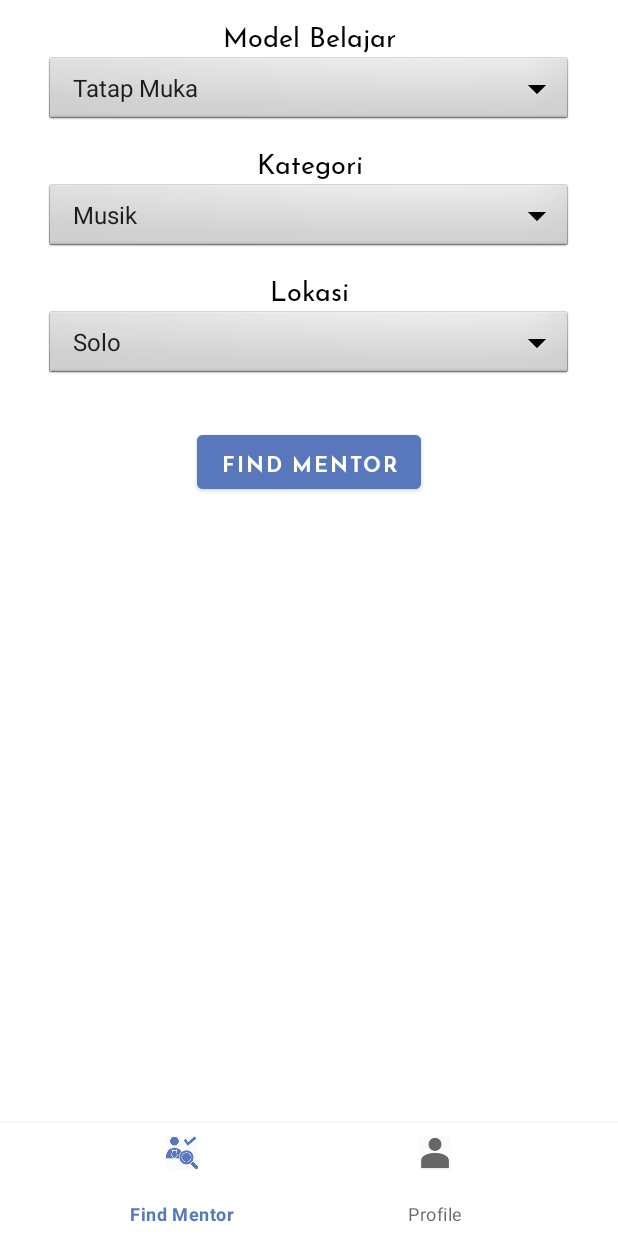
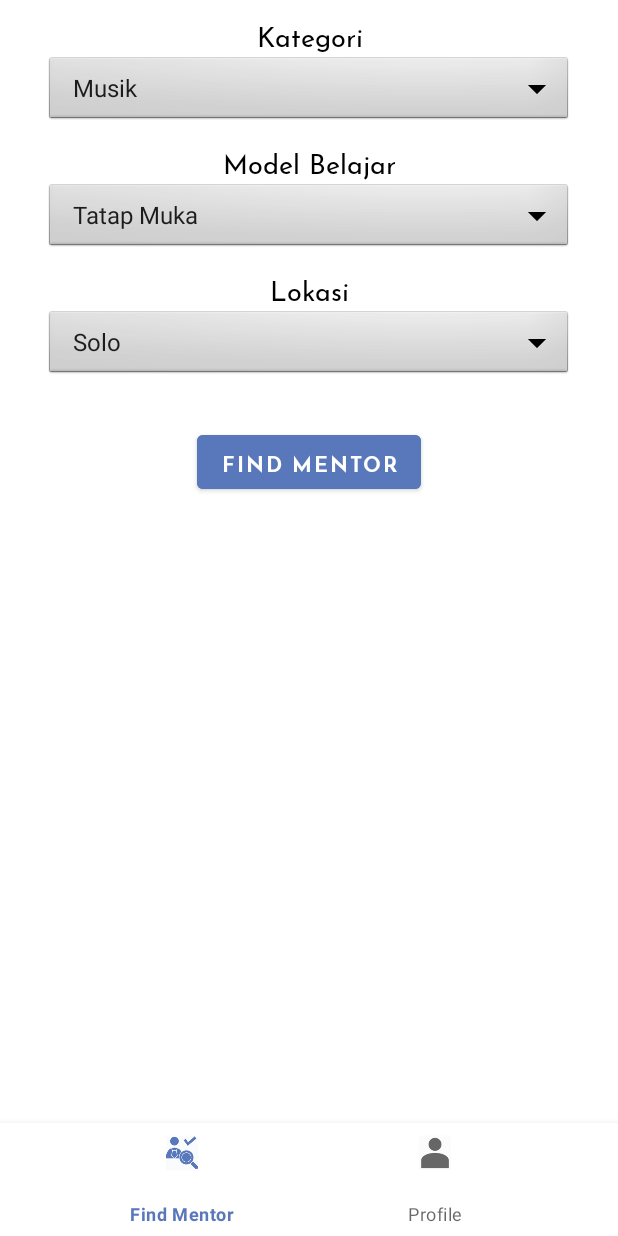
Before and after one commit to astikaist/ScholaEdu, an Android app: the fragment mentor_minat placed in its activity, on a phone screen of 412 x 824 dp. Run offline under Robolectric (Android 15) with nearby library versions, the phone set to English and light mode, and no system bars; our stand-ins replace navigation-ui.

```diff
--- a/app/src/main/res/layout/mentor_minat.xml
+++ b/app/src/main/res/layout/mentor_minat.xml
@@ -11,6 +11,33 @@
         android:orientation="vertical"
         app:layout_constraintTop_toTopOf="parent"
         android:layout_marginTop="10dp">
+
+        <LinearLayout
+            android:id="@+id/linearLayout6"
+            android:layout_width="match_parent"
+            android:layout_height="wrap_content"
+            android:layout_marginBottom="10dp"
+            android:orientation="vertical"
+            android:paddingLeft="30dp"
+            android:paddingRight="30dp">
+
+            <TextView
+                android:id="@+id/kategori"
+                android:layout_width="match_parent"
+                android:layout_height="wrap_content"
+                android:fontFamily="@font/josefin_sans_regular"
+                android:text="Kategori"
+                android:textAlignment="center"
+                android:textColor="#000"
+                android:textSize="18dp" />
+
+            <Spinner
+                android:id="@+id/spinner_kategori"
+                android:layout_width="match_parent"
+                android:layout_height="wrap_content"
+                android:background="@android:drawable/btn_dropdown"
+                android:spinnerMode="dropdown" />
+        </LinearLayout>
 
         <LinearLayout
             android:layout_width="match_parent"
@@ -37,33 +64,6 @@
                 android:background="@android:drawable/btn_dropdown"
                 android:spinnerMode="dropdown" />
 
-        </LinearLayout>
-
-        <LinearLayout
-            android:id="@+id/linearLayout6"
-            android:layout_width="match_parent"
-            android:layout_height="wrap_content"
-            android:layout_marginBottom="10dp"
-            android:orientation="vertical"
-            android:paddingLeft="30dp"
-            android:paddingRight="30dp">
-
-            <TextView
-                android:id="@+id/kategori"
-                android:layout_width="match_parent"
-                android:layout_height="wrap_content"
-                android:fontFamily="@font/josefin_sans_regular"
-                android:text="Kategori"
-                android:textAlignment="center"
-                android:textColor="#000"
-                android:textSize="18dp" />
-
-            <Spinner
-                android:id="@+id/spinner_kategori"
-                android:layout_width="match_parent"
-                android:layout_height="wrap_content"
-                android:background="@android:drawable/btn_dropdown"
-                android:spinnerMode="dropdown" />
         </LinearLayout>
 
         <LinearLayout
--- /dev/null
+++ b/app/src/main/res/values/ic_sort_down_background.xml
@@ -0,0 +1,4 @@
+<?xml version="1.0" encoding="utf-8"?>
+<resources>
+    <color name="ic_sort_down_background">#FFFFFF</color>
+</resources>
```
Also changed, not shown: app/src/main/res/drawable/ic_sort_down.xml (added, +9 -0 lines), app/src/main/res/drawable/style_spinner.xml (added, +21 -0 lines), app/src/main/res/layout/activity_home.xml (+12 -11 lines), app/src/main/res/layout/grup_discussion.xml (+32 -21 lines), app/src/main/res/layout/payment.xml (+10 -10 lines), app/src/main/ic_sort_down-playstore.png (added).
